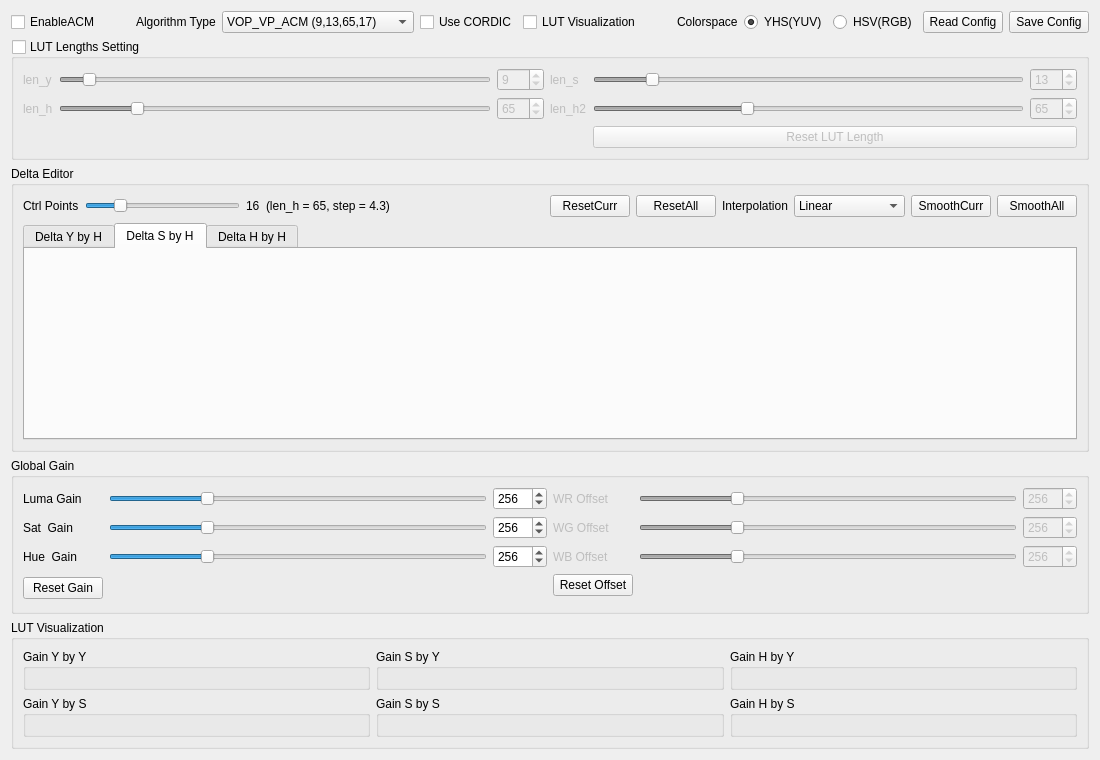
First picture: the form in script/verify_tool_app/ui/acm_ui.ui, repository FaiScofield/hwpq_verify, before the edit.
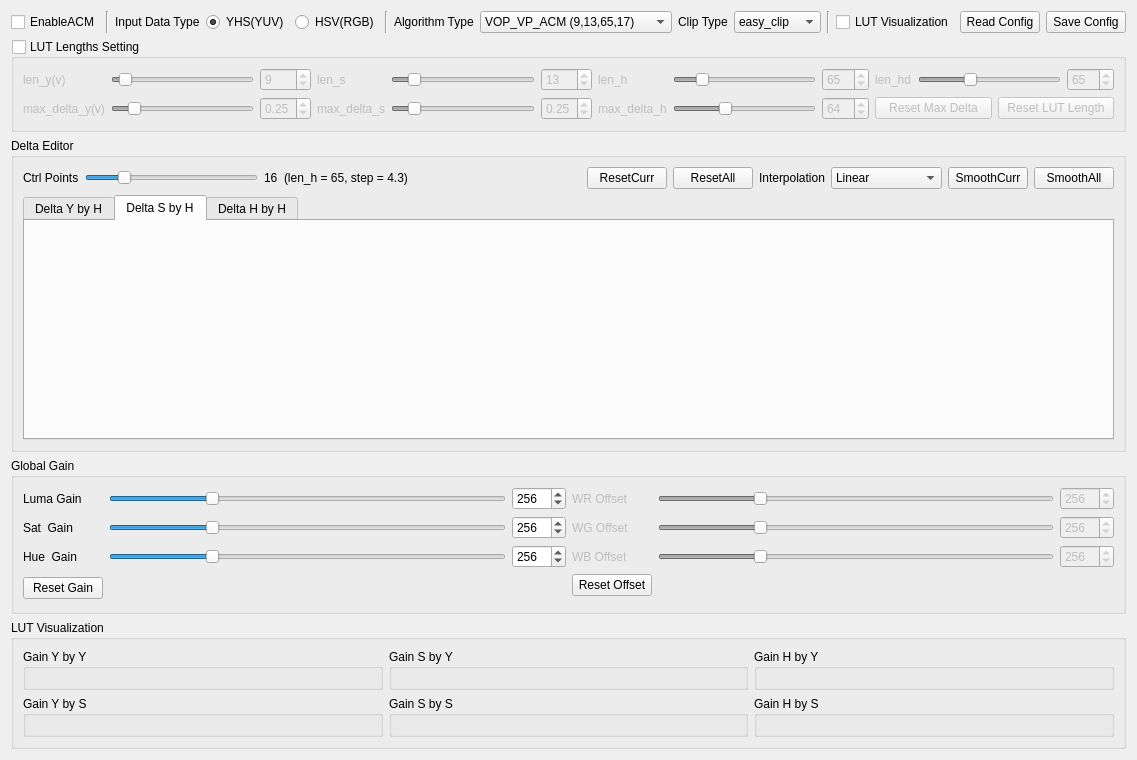
Second picture: the form after the edit.

Commit message:
feat[acm_ui]: 重构ACM实现与UI界面，新增边界LUT生成工具
- 重构ACM核心实现，替换delta_mode为delta_range配置，新增多种裁剪策略
- 更新UI界面，新增最大delta控制、裁剪类型选择，优化布局结构
- 新增UV边界LUT生成脚本，支持BT601/BT709色域计算
- 优化输出格式为planar CHW，修正默认路径与配置文件路径
- 移除冗余的布局修复代码，简化cordic调用逻辑

Diff of the .ui file:
```diff
--- a/script/verify_tool_app/ui/acm_ui.ui
+++ b/script/verify_tool_app/ui/acm_ui.ui
@@ -6,7 +6,7 @@
    <rect>
     <x>0</x>
     <y>0</y>
-    <width>1100</width>
+    <width>1132</width>
     <height>760</height>
    </rect>
   </property>
@@ -24,17 +24,42 @@
       </widget>
      </item>
      <item>
-      <spacer name="horizontalSpacer_3">
+      <widget class="Line" name="line">
        <property name="orientation">
-        <enum>Qt::Orientation::Horizontal</enum>
+        <enum>Qt::Orientation::Vertical</enum>
        </property>
-       <property name="sizeHint" stdset="0">
-        <size>
-         <width>40</width>
-         <height>20</height>
-        </size>
+      </widget>
+     </item>
+     <item>
+      <widget class="QLabel" name="label_acm_colorspace">
+       <property name="text">
+        <string>Input Data Type</string>
        </property>
-      </spacer>
+      </widget>
+     </item>
+     <item>
+      <widget class="QRadioButton" name="radioButton_colorspace_yhs">
+       <property name="text">
+        <string>YHS(YUV)</string>
+       </property>
+       <property name="checked">
+        <bool>true</bool>
+       </property>
+      </widget>
+     </item>
+     <item>
+      <widget class="QRadioButton" name="radioButton_colorspace_hsv">
+       <property name="text">
+        <string>HSV(RGB)</string>
+       </property>
+      </widget>
+     </item>
+     <item>
+      <widget class="Line" name="line_2">
+       <property name="orientation">
+        <enum>Qt::Orientation::Vertical</enum>
+       </property>
+      </widget>
      </item>
      <item>
       <widget class="QLabel" name="label_algo_type">
@@ -68,9 +93,53 @@
       </widget>
      </item>
      <item>
-      <widget class="QCheckBox" name="checkBox_use_cordic">
+      <widget class="QLabel" name="label_clip_type">
        <property name="text">
-        <string>Use CORDIC</string>
+        <string>Clip Type</string>
+       </property>
+      </widget>
+     </item>
+     <item>
+      <widget class="QComboBox" name="comboBox_clip_type">
+       <item>
+        <property name="text">
+         <string>easy_clip</string>
+        </property>
+       </item>
+       <item>
+        <property name="text">
+         <string>soft_clip</string>
+        </property>
+       </item>
+       <item>
+        <property name="text">
+         <string>const_hue</string>
+        </property>
+       </item>
+       <item>
+        <property name="text">
+         <string>radial_clip</string>
+        </property>
+       </item>
+      </widget>
+     </item>
+     <item>
+      <spacer name="horizontalSpacer_algo">
+       <property name="orientation">
+        <enum>Qt::Orientation::Horizontal</enum>
+       </property>
+       <property name="sizeHint" stdset="0">
+        <size>
+         <width>40</width>
+         <height>20</height>
+        </size>
+       </property>
+      </spacer>
+     </item>
+     <item>
+      <widget class="Line" name="line_3">
+       <property name="orientation">
+        <enum>Qt::Orientation::Vertical</enum>
        </property>
       </widget>
      </item>
@@ -81,43 +150,6 @@
        </property>
       </widget>
      </item>
-     <item>
-      <spacer name="horizontalSpacer_algo">
-       <property name="orientation">
-        <enum>Qt::Orientation::Horizontal</enum>
-       </property>
-       <property name="sizeHint" stdset="0">
-        <size>
-         <width>40</width>
-         <height>20</height>
-        </size>
-       </property>
-      </spacer>
-     </item>
-     <item>
-      <widget class="QLabel" name="label_acm_colorspace">
-       <property name="text">
-        <string>Colorspace</string>
-       </property>
-      </widget>
-     </item>
-     <item>
-      <widget class="QRadioButton" name="radioButton_colorspace_yhs">
-       <property name="text">
-        <string>YHS(YUV)</string>
-       </property>
-       <property name="checked">
-        <bool>true</bool>
-       </property>
-      </widget>
-     </item>
-     <item>
-      <widget class="QRadioButton" name="radioButton_colorspace_hsv">
-       <property name="text">
-        <string>HSV(RGB)</string>
-       </property>
-      </widget>
-     </item>
      <item>
       <widget class="QPushButton" name="pushButton_read_config">
        <property name="text">
@@ -149,10 +181,49 @@
       <bool>false</bool>
      </property>
      <layout class="QGridLayout" name="gridLayout_lut_lengths">
-      <item row="0" column="0">
-       <widget class="QLabel" name="label_len_y">
+      <item row="1" column="6">
+       <widget class="QLabel" name="label_max_delta_h">
         <property name="text">
-         <string>len_y</string>
+         <string>max_delta_h</string>
+        </property>
+       </widget>
+      </item>
+      <item row="1" column="0">
+       <widget class="QLabel" name="label_max_delta_y">
+        <property name="text">
+         <string>max_delta_y(v)</string>
+        </property>
+       </widget>
+      </item>
+      <item row="0" column="10">
+       <widget class="QSlider" name="slider_len_h2">
+        <property name="minimum">
+         <number>2</number>
+        </property>
+        <property name="maximum">
+         <number>180</number>
+        </property>
+        <property name="value">
+         <number>65</number>
+        </property>
+        <property name="orientation">
+         <enum>Qt::Orientation::Horizontal</enum>
+        </property>
+       </widget>
+      </item>
+      <item row="0" column="7">
+       <widget class="QSlider" name="slider_len_h">
+        <property name="minimum">
+         <number>4</number>
+        </property>
+        <property name="maximum">
+         <number>360</number>
+        </property>
+        <property name="value">
+         <number>65</number>
+        </property>
+        <property name="orientation">
+         <enum>Qt::Orientation::Horizontal</enum>
         </property>
        </widget>
       </item>
@@ -169,22 +240,6 @@
         </property>
        </widget>
       </item>
-      <item row="0" column="1">
-       <widget class="QSlider" name="slider_len_y">
-        <property name="minimum">
-         <number>2</number>
-        </property>
-        <property name="maximum">
-         <number>128</number>
-        </property>
-        <property name="value">
-         <number>9</number>
-        </property>
-        <property name="orientation">
-         <enum>Qt::Orientation::Horizontal</enum>
-        </property>
-       </widget>
-      </item>
       <item row="0" column="3">
        <widget class="QLabel" name="label_len_s">
         <property name="text">
@@ -192,16 +247,42 @@
         </property>
        </widget>
       </item>
-      <item row="0" column="5">
-       <widget class="QSpinBox" name="spinBox_len_s">
+      <item row="1" column="4">
+       <widget class="QSlider" name="slider_max_delta_s">
         <property name="minimum">
-         <number>2</number>
+         <number>0</number>
         </property>
         <property name="maximum">
-         <number>90</number>
+         <number>200</number>
         </property>
+        <property name="singleStep">
+         <number>5</number>
+        </property>
         <property name="value">
-         <number>13</number>
+         <number>25</number>
+        </property>
+        <property name="orientation">
+         <enum>Qt::Orientation::Horizontal</enum>
+        </property>
+       </widget>
+      </item>
+      <item row="0" column="8">
+       <widget class="QSpinBox" name="spinBox_len_h">
+        <property name="minimum">
+         <number>4</number>
+        </property>
+        <property name="maximum">
+         <number>360</number>
+        </property>
+        <property name="value">
+         <number>65</number>
+        </property>
+       </widget>
+      </item>
+      <item row="0" column="9">
+       <widget class="QLabel" name="label_len_h2">
+        <property name="text">
+         <string>len_hd</string>
         </property>
        </widget>
       </item>
@@ -221,98 +302,176 @@
         </property>
        </widget>
       </item>
-      <item row="1" column="0">
+      <item row="1" column="8">
+       <widget class="QSpinBox" name="spinBox_max_delta_h">
+        <property name="minimum">
+         <number>1</number>
+        </property>
+        <property name="maximum">
+         <number>180</number>
+        </property>
+        <property name="value">
+         <number>64</number>
+        </property>
+       </widget>
+      </item>
+      <item row="1" column="5">
+       <widget class="QDoubleSpinBox" name="spinBox_max_delta_s">
+        <property name="decimals">
+         <number>2</number>
+        </property>
+        <property name="minimum">
+         <double>0.000000000000000</double>
+        </property>
+        <property name="maximum">
+         <double>2.000000000000000</double>
+        </property>
+        <property name="singleStep">
+         <double>0.050000000000000</double>
+        </property>
+        <property name="value">
+         <double>0.250000000000000</double>
+        </property>
+       </widget>
+      </item>
+      <item row="0" column="1">
+       <widget class="QSlider" name="slider_len_y">
+        <property name="minimum">
+         <number>2</number>
+        </property>
+        <property name="maximum">
+         <number>128</number>
+        </property>
+        <property name="value">
+         <number>9</number>
+        </property>
+        <property name="orientation">
+         <enum>Qt::Orientation::Horizontal</enum>
+        </property>
+       </widget>
+      </item>
+      <item row="1" column="1">
+       <widget class="QSlider" name="slider_max_delta_y">
+        <property name="minimum">
+         <number>0</number>
+        </property>
+        <property name="maximum">
+         <number>200</number>
+        </property>
+        <property name="singleStep">
+         <number>5</number>
+        </property>
+        <property name="value">
+         <number>25</number>
+        </property>
+        <property name="orientation">
+         <enum>Qt::Orientation::Horizontal</enum>
+        </property>
+       </widget>
+      </item>
+      <item row="1" column="2">
+       <widget class="QDoubleSpinBox" name="spinBox_max_delta_y">
+        <property name="decimals">
+         <number>2</number>
+        </property>
+        <property name="minimum">
+         <double>0.000000000000000</double>
+        </property>
+        <property name="maximum">
+         <double>2.000000000000000</double>
+        </property>
+        <property name="singleStep">
+         <double>0.050000000000000</double>
+        </property>
+        <property name="value">
+         <double>0.250000000000000</double>
+        </property>
+       </widget>
+      </item>
+      <item row="0" column="11">
+       <widget class="QSpinBox" name="spinBox_len_h2">
+        <property name="minimum">
+         <number>2</number>
+        </property>
+        <property name="maximum">
+         <number>180</number>
+        </property>
+        <property name="value">
+         <number>65</number>
+        </property>
+       </widget>
+      </item>
+      <item row="0" column="6">
        <widget class="QLabel" name="label_len_h">
         <property name="text">
          <string>len_h</string>
         </property>
        </widget>
       </item>
-      <item row="1" column="2">
-       <widget class="QSpinBox" name="spinBox_len_h">
-        <property name="minimum">
-         <number>4</number>
-        </property>
-        <property name="maximum">
-         <number>360</number>
-        </property>
-        <property name="value">
-         <number>65</number>
-        </property>
-       </widget>
-      </item>
-      <item row="1" column="1">
-       <widget class="QSlider" name="slider_len_h">
-        <property name="minimum">
-         <number>4</number>
-        </property>
-        <property name="maximum">
-         <number>360</number>
-        </property>
-        <property name="value">
-         <number>65</number>
-        </property>
-        <property name="orientation">
-         <enum>Qt::Orientation::Horizontal</enum>
-        </property>
-       </widget>
-      </item>
       <item row="1" column="3">
-       <widget class="QLabel" name="label_len_h2">
+       <widget class="QLabel" name="label_max_delta_s">
         <property name="text">
-         <string>len_h2</string>
+         <string>max_delta_s</string>
         </property>
        </widget>
       </item>
-      <item row="1" column="5">
-       <widget class="QSpinBox" name="spinBox_len_h2">
+      <item row="1" column="7">
+       <widget class="QSlider" name="slider_max_delta_h">
         <property name="minimum">
-         <number>2</number>
+         <number>1</number>
         </property>
         <property name="maximum">
          <number>180</number>
         </property>
+        <property name="singleStep">
+         <number>1</number>
+        </property>
         <property name="value">
-         <number>65</number>
+         <number>64</number>
         </property>
+        <property name="orientation">
+         <enum>Qt::Orientation::Horizontal</enum>
+        </property>
        </widget>
       </item>
-      <item row="1" column="4">
-       <widget class="QSlider" name="slider_len_h2">
+      <item row="0" column="5">
+       <widget class="QSpinBox" name="spinBox_len_s">
         <property name="minimum">
          <number>2</number>
         </property>
         <property name="maximum">
-         <number>180</number>
+         <number>90</number>
         </property>
         <property name="value">
-         <number>65</number>
+         <number>13</number>
         </property>
-        <property name="orientation">
-         <enum>Qt::Orientation::Horizontal</enum>
-        </property>
        </widget>
       </item>
-      <item row="2" column="0" colspan="4">
-       <spacer name="horizontalSpacer_lut_lengths">
-        <property name="orientation">
-         <enum>Qt::Orientation::Horizontal</enum>
-        </property>
-        <property name="sizeHint" stdset="0">
-         <size>
-          <width>40</width>
-          <height>20</height>
-         </size>
-        </property>
-       </spacer>
-      </item>
-      <item row="2" column="4" colspan="2">
-       <widget class="QPushButton" name="button_reset_lut_length">
+      <item row="0" column="0">
+       <widget class="QLabel" name="label_len_y">
         <property name="text">
-         <string>Reset LUT Length</string>
+         <string>len_y(v)</string>
         </property>
        </widget>
       </item>
+      <item row="1" column="9" colspan="3">
+       <layout class="QHBoxLayout" name="horizontalLayout_4" stretch="0,0">
+        <item>
+         <widget class="QPushButton" name="button_reset_max_delta">
+          <property name="text">
+           <string>Reset Max Delta</string>
+          </property>
+         </widget>
+        </item>
+        <item>
+         <widget class="QPushButton" name="button_reset_lut_length">
+          <property name="text">
+           <string>Reset LUT Length</string>
+          </property>
+         </widget>
+        </item>
+       </layout>
+      </item>
      </layout>
     </widget>
    </item>
```
The commit also changes 4 other files.
